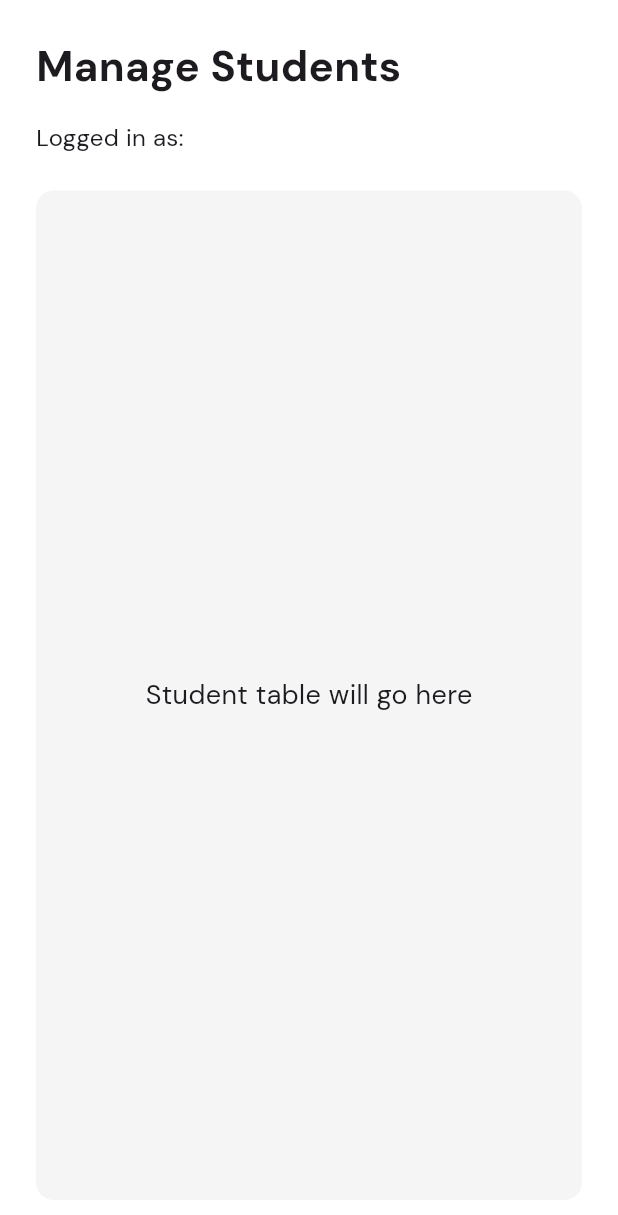
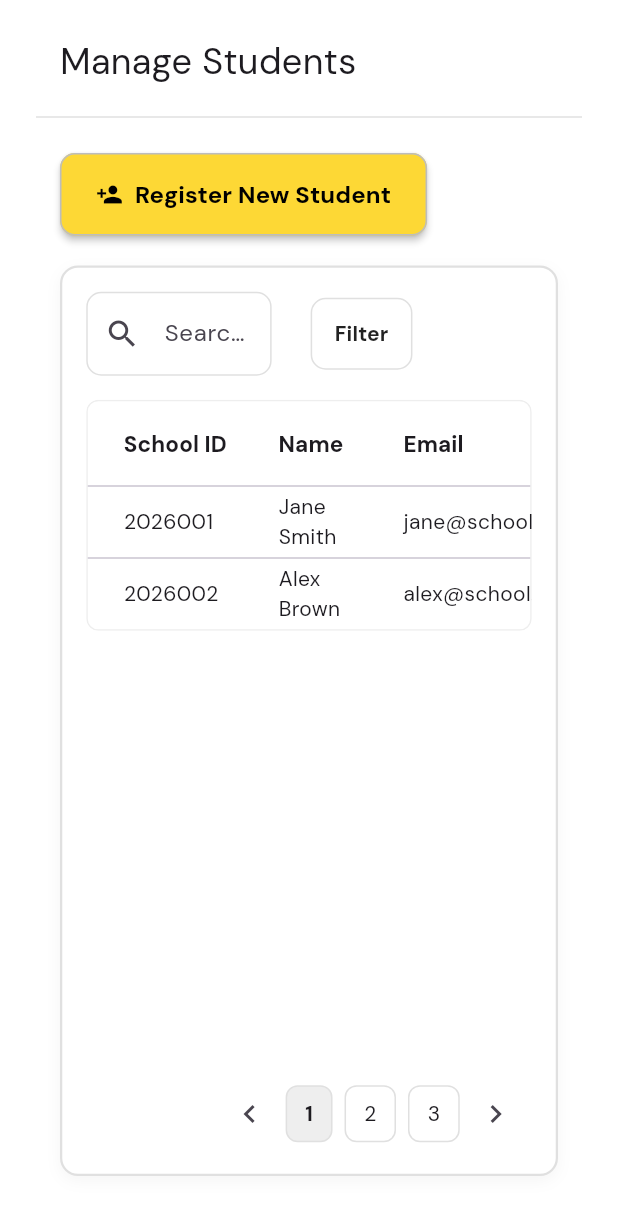
Before and after one commit to TBoggs05/CU_PLUS_WEBAPP, a Flutter app: the ManageStudentsView widget shown alone on an empty page, opened directly with empty values, on a phone screen of 412 x 824 dp. Shown: the top 1215 px of the screen. Run offline on Flutter 3.47's test engine with Material 3 defaults, Android fonts, the phone set to English and light mode, and no system bars; our stand-ins replace flutter_svg.

Commit message:
restructure files and + progress on manage students view

```diff
--- /dev/null
+++ b/lib/features/admin/ui/manage_students_view.dart
@@ -0,0 +1,487 @@
+import 'package:flutter/material.dart';
+
+class ManageStudentsView extends StatefulWidget {
+  const ManageStudentsView({super.key, required this.email});
+
+  final String email;
+
+  @override
+  State<ManageStudentsView> createState() => _ManageStudentsViewState();
+}
+
+class _ManageStudentsViewState extends State<ManageStudentsView> {
+  // Check if role is admin otherwise kick out of this page
+
+  bool _showFilter = false;
+
+  bool _year1 = false;
+  bool _year2 = false;
+  bool _year3 = false;
+  bool _year4 = false;
+
+  Widget _yearToggle({
+    required String label,
+    required bool value,
+    required ValueChanged<bool> onChanged,
+  }) {
+    return Row(
+      children: [
+        Expanded(child: Text(label)),
+        Switch(value: value, onChanged: onChanged),
+      ],
+    );
+  }
+
+  final LayerLink _filterLink = LayerLink();
+  OverlayEntry? _filterEntry;
+
+  void _toggleFilterOverlay() {
+    if (_filterEntry == null) {
+      _showFilterOverlay();
+    } else {
+      _hideFilterOverlay();
+    }
+  }
+
+  void _showFilterOverlay() {
+    _filterEntry = OverlayEntry(
+      builder: (context) {
+        return Stack(
+          children: [
+            // ✅ Click outside to close
+            Positioned.fill(
+              child: GestureDetector(
+                behavior: HitTestBehavior.translucent,
+                onTap: _hideFilterOverlay,
+                child: const SizedBox(),
+              ),
+            ),
+
+            // ✅ The floating dropdown anchored to the Filter button
+            CompositedTransformFollower(
+              link: _filterLink,
+              showWhenUnlinked: false,
+              offset: const Offset(0, 42), // dropdown appears under button
+              child: Material(
+                color: Colors.transparent,
+                child: Container(
+                  width: 200,
+                  padding: const EdgeInsets.all(12),
+                  decoration: BoxDecoration(
+                    color: Colors.white,
+                    borderRadius: BorderRadius.circular(8),
+                    border: Border.all(color: Colors.grey.shade300, width: 1),
+                    boxShadow: [
+                      BoxShadow(
+                        color: Colors.grey.withOpacity(0.12),
+                        blurRadius: 10,
+                        offset: const Offset(0, 4),
+                      ),
+                    ],
+                  ),
+                  child: Column(
+                    mainAxisSize: MainAxisSize.min,
+                    children: [
+                      _yearToggle(
+                        label: "Year 1",
+                        value: _year1,
+                        onChanged: (val) => setState(() => _year1 = val),
+                      ),
+                      _yearToggle(
+                        label: "Year 2",
+                        value: _year2,
+                        onChanged: (val) => setState(() => _year2 = val),
+                      ),
+                      _yearToggle(
+                        label: "Year 3",
+                        value: _year3,
+                        onChanged: (val) => setState(() => _year3 = val),
+                      ),
+                      _yearToggle(
+                        label: "Year 4",
+                        value: _year4,
+                        onChanged: (val) => setState(() => _year4 = val),
+                      ),
+                    ],
+                  ),
+                ),
+              ),
+            ),
+          ],
+        );
+      },
+    );
+
+    Overlay.of(context).insert(_filterEntry!);
+  }
+
+  void _hideFilterOverlay() {
+    _filterEntry?.remove();
+    _filterEntry = null;
+  }
+
+  @override
+  void dispose() {
+    _hideFilterOverlay();
+    super.dispose();
+  }
+
+  @override
+  Widget build(BuildContext context) {
+    return Padding(
+      padding: const EdgeInsets.all(24),
+      child: Column(
+        crossAxisAlignment: CrossAxisAlignment.start,
+        children: [
+          const Padding(
+            padding: EdgeInsets.only(left: 16.0),
+            child: Text("Manage Students", style: TextStyle(fontSize: 24)),
+          ),
+
+          const SizedBox(height: 12),
+
+          Divider(color: Colors.grey.shade300, thickness: 1),
+
+          Expanded(
+            child: Container(
+              width: double.infinity,
+              padding: const EdgeInsets.all(16),
+              decoration: BoxDecoration(
+                // color: Colors.grey.shade100,
+                borderRadius: BorderRadius.circular(12),
+              ),
+              child: Column(
+                crossAxisAlignment: CrossAxisAlignment.start,
+                children: [
+                  // Register Button
+                  ElevatedButton.icon(
+                    onPressed: () {
+                      // TODO: Navigate to register student page
+                    },
+                    icon: const Icon(Icons.person_add, color: Colors.black),
+                    label: const Text(
+                      "Register New Student",
+                      style: TextStyle(
+                        fontSize: 16,
+                        fontWeight: FontWeight.bold,
+                        color: Colors.black,
+                      ),
+                    ),
+                    style: ElevatedButton.styleFrom(
+                      backgroundColor: Colors.yellow.shade600,
+                      foregroundColor: Colors.black,
+                      padding: const EdgeInsets.symmetric(
+                        horizontal: 24,
+                        vertical: 16,
+                      ),
+                      shape: RoundedRectangleBorder(
+                        borderRadius: BorderRadius.circular(10),
+                        side: BorderSide(
+                          color: Colors.grey.shade400, // 👈 outline
+                          width: 1,
+                        ),
+                      ),
+                      elevation: 2,
+                    ),
+                  ),
+
+                  const SizedBox(height: 20),
+
+                  // Table Section
+                  Expanded(
+                    child: Container(
+                      padding: const EdgeInsets.all(16),
+                      decoration: BoxDecoration(
+                        color: Colors.white,
+                        borderRadius: BorderRadius.circular(12),
+
+                        border: Border.all(
+                          color: Colors.grey.shade300,
+                          width: 1.5,
+                        ),
+
+                        boxShadow: [
+                          BoxShadow(
+                            color: Colors.grey.withOpacity(0.1),
+                            blurRadius: 8,
+                            offset: const Offset(0, 3),
+                          ),
+                        ],
+                      ),
+                      child: Column(
+                        children: [
+                          // Search + Filter (placeholder)
+                          Row(
+                            crossAxisAlignment: CrossAxisAlignment.center,
+                            children: [
+                              // Search box
+                              SizedBox(
+                                width: MediaQuery.of(context).size.width * 0.3,
+                                child: TextField(
+                                  decoration: InputDecoration(
+                                    hintText: "Search by name, email, or ID",
+                                    prefixIcon: const Icon(Icons.search),
+                                    filled: false,
+                                    enabledBorder: OutlineInputBorder(
+                                      borderRadius: BorderRadius.circular(10),
+                                      borderSide: BorderSide(
+                                        color: Colors.grey.shade300,
+                                        width: 1,
+                                      ),
+                                    ),
+                                    focusedBorder: OutlineInputBorder(
+                                      borderRadius: BorderRadius.circular(10),
+                                      borderSide: BorderSide(
+                                        color: Colors.grey.shade400,
+                                        width: 1.2,
+                                      ),
+                                    ),
+                                  ),
+                                ),
+                              ),
+
+                              const SizedBox(width: 26),
+
+                              // Filter button + dropdown
+                              CompositedTransformTarget(
+                                link: _filterLink,
+                                child: OutlinedButton(
+                                  onPressed: _toggleFilterOverlay,
+                                  style: OutlinedButton.styleFrom(
+                                    foregroundColor:
+                                        Colors.black87, // ✅ make text visible
+                                    side: BorderSide(
+                                      color: Colors.grey.shade300,
+                                    ),
+                                    shape: RoundedRectangleBorder(
+                                      borderRadius: BorderRadius.circular(10),
+                                    ),
+                                    padding: const EdgeInsets.symmetric(
+                                      horizontal: 16,
+                                      vertical: 14,
+                                    ),
+                                  ),
+                                  child: const Text(
+                                    "Filter",
+                                    style: TextStyle(
+                                      fontWeight: FontWeight.w600,
+                                    ),
+                                  ),
+                                ),
+                              ),
+                            ],
+                          ),
+
+                          const SizedBox(height: 16),
+
+                          // Table (takes full remaining height)
+                          Expanded(
+                            child: Column(
+                              children: [
+                                Expanded(
+                                  child: SingleChildScrollView(
+                                    child: LayoutBuilder(
+                                      builder: (context, constraints) {
+                                        return ClipRRect(
+                                          borderRadius: BorderRadius.circular(
+                                            8,
+                                          ),
+                                          child: Container(
+                                            width: constraints.maxWidth,
+                                            decoration: BoxDecoration(
+                                              border: Border.all(
+                                                color: Colors.grey.shade200,
+                                                width: 1,
+                                              ),
+                                              borderRadius:
+                                                  BorderRadius.circular(8),
+                                            ),
+                                            child: DataTable(
+                                              columnSpacing: 40,
+                                              dividerThickness:
+                                                  1, // row divider
+                                              columns: const [
+                                                DataColumn(
+                                                  label: Text(
+                                                    "School ID",
+                                                    style: TextStyle(
+                                                      fontSize: 15,
+                                                      fontWeight:
+                                                          FontWeight.bold,
+                                                    ),
+                                                  ),
+                                                ),
+                                                DataColumn(
+                                                  label: Text(
+                                                    "Name",
+                                                    style: TextStyle(
+                                                      fontSize: 15,
+                                                      fontWeight:
+                                                          FontWeight.bold,
+                                                    ),
+                                                  ),
+                                                ),
+                                                DataColumn(
+                                                  label: Text(
+                                                    "Email",
+                                                    style: TextStyle(
+                                                      fontSize: 15,
+                                                      fontWeight:
+                                                          FontWeight.bold,
+                                                    ),
+                                                  ),
+                                                ),
+                                                DataColumn(
+                                                  label: Text(
+                                                    "Year",
+                                                    style: TextStyle(
+                                                      fontSize: 15,
+                                                      fontWeight:
+                                                          FontWeight.bold,
+                                                    ),
+                                                  ),
+                                                ),
+                                                DataColumn(
+                                                  label: Text(
+                                                    "Actions",
+                                                    style: TextStyle(
+                                                      fontSize: 15,
+                                                      fontWeight:
+                                                          FontWeight.bold,
+                                                    ),
+                                                  ),
+                                                ),
+                                              ],
+                                              rows: const [
+                                                DataRow(
+                                                  cells: [
+                                                    DataCell(Text("2026001")),
+                                                    DataCell(
+                                                      Text("Jane Smith"),
+                                                    ),
+                                                    DataCell(
+                                                      Text("jane@school.edu"),
+                                                    ),
+                                                    DataCell(Text("Freshman")),
+                                                    DataCell(Text("...")),
+                                                  ],
+                                                ),
+                                                DataRow(
+                                                  cells: [
+                                                    DataCell(Text("2026002")),
+                                                    DataCell(
+                                                      Text("Alex Brown"),
+                                                    ),
+                                                    DataCell(
+                                                      Text("alex@school.edu"),
+                                                    ),
+                                                    DataCell(Text("Sophomore")),
+                                                    DataCell(Text("...")),
+                                                  ],
+                                                ),
+                                              ],
+                                            ),
+                                          ),
+                                        );
+                                      },
+                                    ),
+                                  ),
+                                ),
+
+                                const SizedBox(height: 12),
+
+                                // Pagination (placeholder)
+                                Row(
+                                  mainAxisAlignment: MainAxisAlignment.end,
+                                  children: [
+                                    IconButton(
+                                      onPressed: () {
+                                        // TODO: previous page
+                                      },
+                                      icon: const Icon(Icons.chevron_left),
+                                    ),
+
+                                    _PageChip(
+                                      label: "1",
+                                      isActive: true,
+                                      onTap: () {
+                                        // TODO: go page 1
+                                      },
+                                    ),
+                                    const SizedBox(width: 8),
+
+                                    _PageChip(
+                                      label: "2",
+                                      isActive: false,
+                                      onTap: () {
+                                        // TODO: go page 2
+                                      },
+                                    ),
+                                    const SizedBox(width: 8),
+
+                                    _PageChip(
+                                      label: "3",
+                                      isActive: false,
+                                      onTap: () {
+                                        // TODO: go page 3
+                                      },
+                                    ),
+
+                                    IconButton(
+                                      onPressed: () {
+                                        // TODO: next page
+                                      },
+                                      icon: const Icon(Icons.chevron_right),
+                                    ),
+                                  ],
+                                ),
+                              ],
+                            ),
+                          ),
+                        ],
+                      ),
+                    ),
+                  ),
+                ],
+              ),
+            ),
+          ),
+        ],
+      ),
+    );
+  }
+}
+
+class _PageChip extends StatelessWidget {
+  final String label;
+  final bool isActive;
+  final VoidCallback onTap;
+
+  const _PageChip({
+    required this.label,
+    required this.isActive,
+    required this.onTap,
+  });
+
+  @override
+  Widget build(BuildContext context) {
+    return InkWell(
+      borderRadius: BorderRadius.circular(8),
+      onTap: onTap,
+      child: Container(
+        padding: const EdgeInsets.symmetric(horizontal: 12, vertical: 8),
+        decoration: BoxDecoration(
+          color: isActive ? Colors.grey.shade200 : Colors.transparent,
+          border: Border.all(color: Colors.grey.shade300),
+          borderRadius: BorderRadius.circular(8),
+        ),
+        child: Text(
+          label,
+          style: TextStyle(
+            fontWeight: isActive ? FontWeight.bold : FontWeight.normal,
+          ),
+        ),
+      ),
+    );
+  }
+}
--- a/lib/features/auth/ui/login_page.dart
+++ b/lib/features/auth/ui/login_page.dart
@@ -3,7 +3,7 @@ import 'package:flutter/cupertino.dart';
 import 'package:flutter/material.dart';
 import '../../../core/network/api_client.dart';
 import '../api/auth_api.dart';
-import '../../dashboard/dashboard_shell.dart';
+import '../../dashboard/ui/dashboard_shell.dart';
 import './first_page.dart';
 import 'package:flutter_svg/flutter_svg.dart';
 
--- a/lib/features/dashboard/manage_students_view.dart
+++ /dev/null
@@ -1,54 +0,0 @@
-import 'package:flutter/material.dart';
-
-class ManageStudentsView extends StatelessWidget {
-  const ManageStudentsView({
-    super.key,
-    required this.email,
-  });
-
-  final String email;
-
-  @override
-  Widget build(BuildContext context) {
-    return Padding(
-      padding: const EdgeInsets.all(24),
-      child: Column(
-        crossAxisAlignment: CrossAxisAlignment.start,
-        children: [
-          const Text(
-            "Manage Students",
-            style: TextStyle(
-              fontSize: 28,
-              fontWeight: FontWeight.bold,
-            ),
-          ),
-          const SizedBox(height: 16),
-
-          Text(
-            "Logged in as: $email",
-            style: const TextStyle(fontSize: 16),
-          ),
-
-          const SizedBox(height: 24),
-
-          // Example placeholder content
-          Expanded(
-            child: Container(
-              width: double.infinity,
-              decoration: BoxDecoration(
-                color: Colors.grey.shade100,
-                borderRadius: BorderRadius.circular(12),
-              ),
-              child: const Center(
-                child: Text(
-                  "Student table will go here",
-                  style: TextStyle(fontSize: 18),
-                ),
-              ),
-            ),
-          ),
-        ],
-      ),
-    );
-  }
-}
--- a/lib/main.dart
+++ b/lib/main.dart
@@ -1,5 +1,5 @@
-import 'package:cu_plus_webapp/features/dashboard/dashboard_shell.dart';
-import 'package:cu_plus_webapp/features/dashboard/manage_students_view.dart';
+import 'package:cu_plus_webapp/features/dashboard/ui/dashboard_shell.dart';
+import 'package:cu_plus_webapp/features/admin/ui/manage_students_view.dart';
 import 'package:flutter/material.dart';
 import 'features/auth/ui/first_page.dart';
 
@@ -16,7 +16,6 @@ class MyApp extends StatelessWidget {
         fontFamily: 'DMSans',
         scaffoldBackgroundColor: Colors.white,
       ),
-      // home: FirstPage(),
       initialRoute: '/',
       routes: {'/': (context) => FirstPage()},
     );
```
Also changed, not shown: lib/features/dashboard/ui/dashboard_shell.dart (renamed from lib/features/dashboard/dashboard_shell.dart, +5 -5 lines), lib/features/dashboard/widgets/side_bar.dart (renamed from lib/features/dashboard/components/side_bar.dart), lib/features/students/ui/calender_view.dart (renamed from lib/features/dashboard/calender_view.dart), lib/features/students/ui/course_content_view.dart (renamed from lib/features/dashboard/course_content_view.dart), lib/features/students/ui/message_view.dart (renamed from lib/features/dashboard/message_view.dart).
